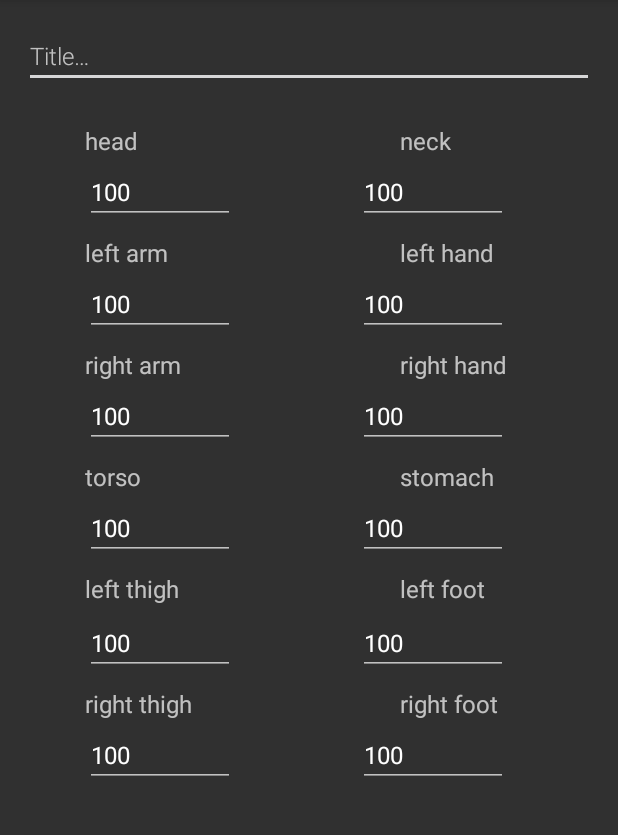
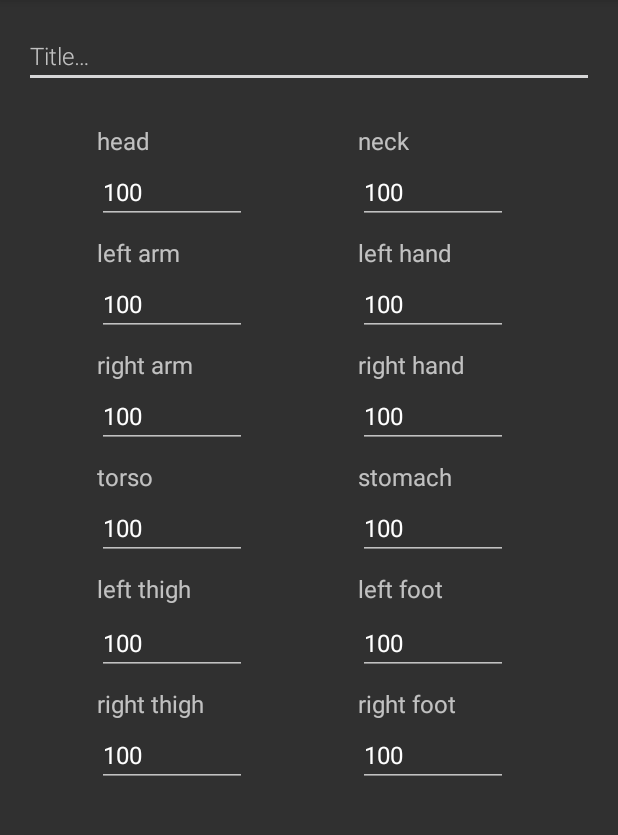
Before and after one commit to adamlew121/GMRoll, an Android app: the NewUserThemeActivity screen opened directly, with no data from a screen before it, on a phone screen of 412 x 824 dp, the part 84-919 px from its top. Run offline under Robolectric (Android 15) with nearby library versions, the phone set to English and light mode, and no system bars; our stand-ins replace Room's generated code.

Commit message:
fix layoutu activity_new_user_theme

```diff
--- a/app/src/main/res/layout/activity_new_user_theme.xml
+++ b/app/src/main/res/layout/activity_new_user_theme.xml
@@ -29,6 +29,7 @@
             android:id="@+id/text_nodes_layout_new"
             android:layout_width="match_parent"
             android:layout_height="wrap_content"
+            android:layout_marginStart="8dp"
             android:orientation="vertical"
             app:layout_constraintBottom_toBottomOf="parent"
             app:layout_constraintStart_toStartOf="parent"
@@ -39,36 +40,33 @@
                 android:id="@+id/node_label_hand_right"
                 android:layout_width="wrap_content"
                 android:layout_height="wrap_content"
-                android:layout_marginStart="226dp"
                 android:layout_marginBottom="2dp"
                 android:text="@string/label_hand_right"
                 android:textSize="16sp"
                 app:layout_constraintBottom_toTopOf="@+id/input_new_hand_right"
-                app:layout_constraintStart_toStartOf="parent"
+                app:layout_constraintStart_toStartOf="@+id/input_new_hand_right"
                 app:layout_constraintTop_toBottomOf="@+id/input_new_hand_left" />
 
             <TextView
                 android:id="@+id/node_label_foot_left"
                 android:layout_width="wrap_content"
                 android:layout_height="wrap_content"
-                android:layout_marginStart="226dp"
                 android:layout_marginTop="8dp"
                 android:layout_marginBottom="2dp"
                 android:text="@string/label_foot_left"
                 android:textSize="16sp"
                 app:layout_constraintBottom_toTopOf="@+id/input_new_foot_left"
-                app:layout_constraintStart_toStartOf="parent"
+                app:layout_constraintStart_toStartOf="@+id/input_new_foot_left"
                 app:layout_constraintTop_toBottomOf="@+id/input_new_stomach" />
 
             <TextView
                 android:id="@+id/node_label_hand_left"
                 android:layout_width="wrap_content"
                 android:layout_height="wrap_content"
-                android:layout_marginStart="226dp"
                 android:text="@string/label_hand_left"
                 android:textSize="16sp"
                 app:layout_constraintBottom_toTopOf="@+id/input_new_hand_left"
-                app:layout_constraintStart_toStartOf="parent"
+                app:layout_constraintStart_toStartOf="@+id/input_new_hand_left"
                 app:layout_constraintTop_toBottomOf="@+id/input_new_neck" />
 
             <EditText
@@ -76,9 +74,8 @@
                 android:layout_width="100sp"
                 android:layout_height="wrap_content"
                 android:layout_marginStart="16dp"
-                android:layout_marginLeft="16dp"
                 android:ems="10"
-                android:hint="0"
+                android:hint="@string/default_decimal_hint"
                 android:inputType="numberDecimal"
                 android:textSize="16sp"
                 app:layout_constraintBottom_toTopOf="@+id/node_label_torso"
@@ -90,9 +87,8 @@
                 android:layout_width="100sp"
                 android:layout_height="wrap_content"
                 android:layout_marginStart="16dp"
-                android:layout_marginLeft="16dp"
                 android:ems="10"
-                android:hint="0"
+                android:hint="@string/default_decimal_hint"
                 android:inputType="numberDecimal"
                 android:textSize="16sp"
                 app:layout_constraintBottom_toTopOf="@+id/node_label_thigh_left"
@@ -103,39 +99,34 @@
                 android:id="@+id/node_label_arm_left"
                 android:layout_width="wrap_content"
                 android:layout_height="wrap_content"
-                android:layout_marginStart="16dp"
                 android:text="@string/label_arm_left"
                 android:textSize="16sp"
                 app:layout_constraintBottom_toTopOf="@+id/input_new_arm_left"
-                app:layout_constraintStart_toStartOf="parent"
+                app:layout_constraintStart_toStartOf="@+id/input_new_arm_left"
                 app:layout_constraintTop_toBottomOf="@+id/input_new_head" />
 
             <TextView
                 android:id="@+id/node_label_torso"
                 android:layout_width="wrap_content"
                 android:layout_height="wrap_content"
-                android:layout_marginStart="16dp"
-                android:layout_marginLeft="16dp"
                 android:layout_marginTop="8dp"
                 android:layout_marginBottom="2dp"
                 android:text="@string/label_torso"
                 android:textSize="16sp"
                 app:layout_constraintBottom_toTopOf="@+id/input_new_torso"
-                app:layout_constraintStart_toStartOf="parent"
+                app:layout_constraintStart_toStartOf="@+id/input_new_torso"
                 app:layout_constraintTop_toBottomOf="@+id/input_new_arm_right" />
 
             <TextView
                 android:id="@+id/node_label_thigh_left"
                 android:layout_width="wrap_content"
                 android:layout_height="wrap_content"
-                android:layout_marginStart="16dp"
-                android:layout_marginLeft="16dp"
                 android:layout_marginTop="8dp"
                 android:layout_marginBottom="2dp"
                 android:text="@string/label_thigh_left"
                 android:textSize="16sp"
                 app:layout_constraintBottom_toTopOf="@+id/input_new_thigh_left"
-                app:layout_constraintStart_toStartOf="parent"
+                app:layout_constraintStart_toStartOf="@+id/input_new_thigh_left"
                 app:layout_constraintTop_toBottomOf="@+id/input_new_torso" />
 
             <EditText
@@ -143,11 +134,10 @@
                 android:layout_width="100sp"
                 android:layout_height="wrap_content"
                 android:layout_marginStart="16dp"
-                android:layout_marginLeft="16dp"
                 android:layout_marginTop="2dp"
                 android:layout_marginBottom="8dp"
                 android:ems="10"
-                android:hint="0"
+                android:hint="@string/default_decimal_hint"
                 android:inputType="numberDecimal"
                 android:textSize="16sp"
                 app:layout_constraintBottom_toTopOf="@+id/node_label_thigh_right"
@@ -158,35 +148,31 @@
                 android:id="@+id/node_label_arm_right"
                 android:layout_width="wrap_content"
                 android:layout_height="wrap_content"
-                android:layout_marginStart="16dp"
                 android:layout_marginBottom="2dp"
                 android:text="@string/label_arm_right"
                 android:textSize="16sp"
                 app:layout_constraintBottom_toTopOf="@+id/input_new_arm_right"
-                app:layout_constraintStart_toStartOf="parent"
+                app:layout_constraintStart_toStartOf="@+id/input_new_arm_right"
                 app:layout_constraintTop_toBottomOf="@+id/input_new_arm_left" />
 
             <TextView
                 android:id="@+id/node_label_thigh_right"
                 android:layout_width="wrap_content"
                 android:layout_height="wrap_content"
-                android:layout_marginStart="16dp"
-                android:layout_marginLeft="16dp"
                 android:text="@string/label_thigh_right"
                 android:textSize="16sp"
                 app:layout_constraintBottom_toTopOf="@+id/input_new_thigh_right"
-                app:layout_constraintStart_toStartOf="parent"
+                app:layout_constraintStart_toStartOf="@+id/input_new_thigh_right"
                 app:layout_constraintTop_toBottomOf="@+id/input_new_thigh_left" />
 
             <TextView
                 android:id="@+id/node_label_head"
                 android:layout_width="wrap_content"
                 android:layout_height="wrap_content"
-                android:layout_marginStart="16dp"
                 android:text="@string/label_head"
                 android:textSize="16sp"
                 app:layout_constraintBottom_toTopOf="@+id/input_new_head"
-                app:layout_constraintStart_toStartOf="parent"
+                app:layout_constraintStart_toStartOf="@+id/input_new_head"
                 app:layout_constraintTop_toTopOf="parent" />
 
             <EditText
@@ -197,7 +183,7 @@
                 android:layout_marginTop="2dp"
                 android:layout_marginBottom="8dp"
                 android:ems="10"
-                android:hint="0"
+                android:hint="@string/default_decimal_hint"
                 android:inputType="numberDecimal"
                 android:textSize="16sp"
                 app:layout_constraintBottom_toTopOf="@+id/node_label_arm_right"
@@ -211,7 +197,7 @@
                 android:layout_marginStart="16dp"
                 android:layout_marginTop="2dp"
                 android:ems="10"
-                android:hint="0"
+                android:hint="@string/default_decimal_hint"
                 android:inputType="numberDecimal"
                 android:textSize="16sp"
                 app:layout_constraintBottom_toBottomOf="parent"
@@ -222,35 +208,32 @@
                 android:id="@+id/node_label_neck"
                 android:layout_width="wrap_content"
                 android:layout_height="wrap_content"
-                android:layout_marginStart="226dp"
                 android:text="@string/label_neck"
                 android:textSize="16sp"
                 app:layout_constraintBottom_toTopOf="@+id/input_new_neck"
-                app:layout_constraintStart_toStartOf="parent"
+                app:layout_constraintStart_toStartOf="@+id/input_new_neck"
                 app:layout_constraintTop_toTopOf="parent" />
 
             <TextView
                 android:id="@+id/node_label_stomach"
                 android:layout_width="wrap_content"
                 android:layout_height="wrap_content"
-                android:layout_marginStart="226dp"
                 android:layout_marginTop="8dp"
                 android:layout_marginBottom="2dp"
                 android:text="@string/label_stomach"
                 android:textSize="16sp"
                 app:layout_constraintBottom_toTopOf="@+id/input_new_stomach"
-                app:layout_constraintStart_toStartOf="parent"
+                app:layout_constraintStart_toStartOf="@+id/input_new_stomach"
                 app:layout_constraintTop_toBottomOf="@+id/input_new_hand_right" />
 
             <TextView
                 android:id="@+id/node_label_foot_right"
                 android:layout_width="wrap_content"
                 android:layout_height="wrap_content"
-                android:layout_marginStart="226dp"
                 android:text="@string/label_foot_right"
                 android:textSize="16sp"
                 app:layout_constraintBottom_toTopOf="@+id/input_new_foot_right"
-                app:layout_constraintStart_toStartOf="parent"
+                app:layout_constraintStart_toStartOf="@+id/input_new_foot_right"
                 app:layout_constraintTop_toBottomOf="@+id/input_new_foot_left" />
 
             <EditText
@@ -261,7 +244,7 @@
                 android:layout_marginTop="2dp"
                 android:layout_marginBottom="8dp"
                 android:ems="10"
-                android:hint="0"
+                android:hint="@string/default_decimal_hint"
                 android:inputType="numberDecimal"
                 android:textSize="16sp"
                 app:layout_constraintBottom_toTopOf="@+id/node_label_arm_left"
@@ -276,7 +259,7 @@
                 android:layout_marginEnd="32dp"
                 android:layout_marginBottom="8dp"
                 android:ems="10"
-                android:hint="0"
+                android:hint="@string/default_decimal_hint"
                 android:inputType="numberDecimal"
                 android:textSize="16sp"
                 app:layout_constraintBottom_toTopOf="@+id/node_label_hand_left"
@@ -289,10 +272,9 @@
                 android:layout_height="wrap_content"
                 android:layout_marginTop="2dp"
                 android:layout_marginEnd="32dp"
-                android:layout_marginRight="32dp"
                 android:layout_marginBottom="8dp"
                 android:ems="10"
-                android:hint="0"
+                android:hint="@string/default_decimal_hint"
                 android:inputType="numberDecimal"
                 android:textSize="16sp"
                 app:layout_constraintBottom_toTopOf="@+id/node_label_hand_right"
@@ -304,9 +286,8 @@
                 android:layout_width="100sp"
                 android:layout_height="wrap_content"
                 android:layout_marginEnd="32dp"
-                android:layout_marginRight="32dp"
                 android:ems="10"
-                android:hint="0"
+                android:hint="@string/default_decimal_hint"
                 android:inputType="numberDecimal"
                 android:textSize="16sp"
                 app:layout_constraintBottom_toTopOf="@+id/node_label_stomach"
@@ -318,9 +299,8 @@
                 android:layout_width="100sp"
                 android:layout_height="wrap_content"
                 android:layout_marginEnd="32dp"
-                android:layout_marginRight="32dp"
                 android:ems="10"
-                android:hint="0"
+                android:hint="@string/default_decimal_hint"
                 android:inputType="numberDecimal"
                 android:textSize="16sp"
                 app:layout_constraintBottom_toTopOf="@+id/node_label_foot_left"
@@ -333,10 +313,9 @@
                 android:layout_height="wrap_content"
                 android:layout_marginTop="2dp"
                 android:layout_marginEnd="32dp"
-                android:layout_marginRight="32dp"
                 android:layout_marginBottom="8dp"
                 android:ems="10"
-                android:hint="0"
+                android:hint="@string/default_decimal_hint"
                 android:inputType="numberDecimal"
                 android:textSize="16sp"
                 app:layout_constraintBottom_toTopOf="@+id/node_label_foot_right"
@@ -350,7 +329,7 @@
                 android:layout_marginTop="2dp"
                 android:layout_marginEnd="32dp"
                 android:ems="10"
-                android:hint="0"
+                android:hint="@string/default_decimal_hint"
                 android:inputType="numberDecimal"
                 android:textSize="16sp"
                 app:layout_constraintBottom_toBottomOf="parent"
```
